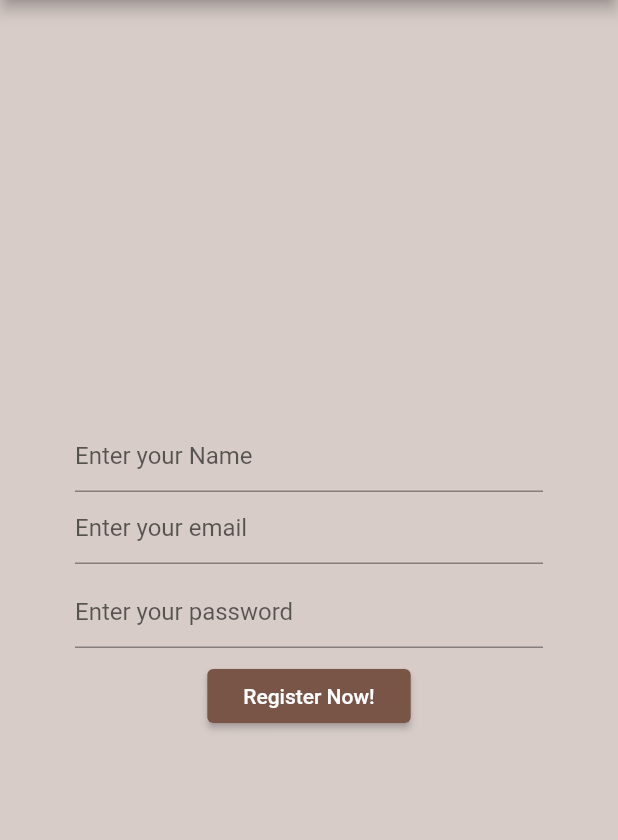
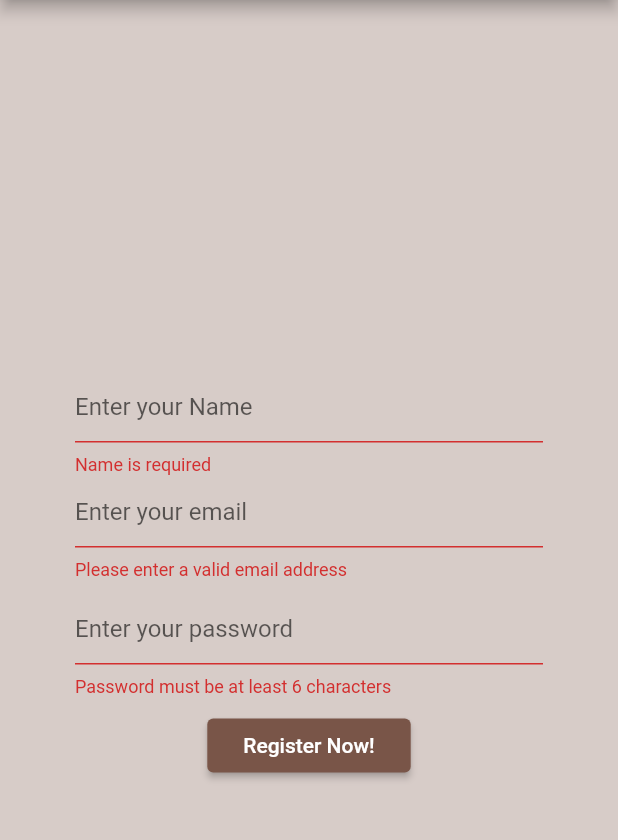
Before and after one commit to iizmotabar/-Firebase-BrewApp, a Flutter app: the RegisterUser screen opened by its route, after a tap on "Register Now!", on a phone screen of 412 x 824 dp, the part 84-924 px from its top. Run offline on Flutter 3.47's test engine with Material 2 defaults, Android fonts, the phone set to English and light mode, and no system bars; our stand-ins replace firebase_auth, firebase_core; accounts and stored records are empty.

Commit message:
Added Validation to forms

```diff
--- a/lib/screens/authenticate/register_user.dart
+++ b/lib/screens/authenticate/register_user.dart
@@ -20,6 +20,8 @@ class _RegisterUserState extends State<RegisterUser> {
     print('RegisterUser build()');
 
     AuthService authService = AuthService();
+    final registerFormKey = GlobalKey<FormState>();
+
     final emailController = TextEditingController();
     final passwordController = TextEditingController();
     final nameController = TextEditingController();
@@ -41,16 +43,25 @@ class _RegisterUserState extends State<RegisterUser> {
         padding: const EdgeInsets.symmetric(horizontal: 50, vertical: 20),
         child: Center(
           child: Form(
+            key: registerFormKey,
             child: Column(
               mainAxisAlignment: MainAxisAlignment.center,
               children: [
-                TextField(
+                TextFormField(
+                  validator: (value) =>
+                      value!.isEmpty ? 'Name is required' : null,
                   controller: nameController,
                   decoration: const InputDecoration(
                     hintText: 'Enter your Name',
                   ),
                 ),
-                TextField(
+                TextFormField(
+                  validator: (value) {
+                    if (value!.isNotEmpty && value.contains('@')) {
+                      return null;
+                    }
+                    return 'Please enter a valid email address';
+                  },
                   controller: emailController,
                   decoration: const InputDecoration(
                     hintText: 'Enter your email',
@@ -58,7 +69,13 @@ class _RegisterUserState extends State<RegisterUser> {
                 ),
                 Padding(
                   padding: const EdgeInsets.only(top: 8.0),
-                  child: TextField(
+                  child: TextFormField(
+                    validator: (value) {
+                      if (value!.isNotEmpty && value.length > 6) {
+                        return null;
+                      }
+                      return 'Password must be at least 6 characters';
+                    },
                     obscureText: true,
                     controller: passwordController,
                     decoration: const InputDecoration(
@@ -70,19 +87,14 @@ class _RegisterUserState extends State<RegisterUser> {
                   padding: const EdgeInsets.only(top: 8.0),
                   child: ElevatedButton(
                     onPressed: () async {
-                      dynamic result =
-                          await authService.createUserWithEmailAndPassword(
-                        userEmail: emailController.text,
-                        userPassword: passwordController.text,
-                      );
-                      if (result != null) {
-                        print('User Created Successfully');
-                        showDialog(
-                          context: context,
-                          builder: (context) =>
-                              const Text('User Successfully signed up!'),
+                      if (registerFormKey.currentState!.validate()) {
+                        dynamic result =
+                            await authService.createUserWithEmailAndPassword(
+                          userEmail: emailController.text,
+                          userPassword: passwordController.text,
                         );
                       }
+                      const SnackBar(content: Text('SignUp Successful!'));
                     },
                     child: Container(
                       child: const Padding(
```
Also changed, not shown: lib/screens/authenticate/sign_in.dart (+14 -11 lines).
